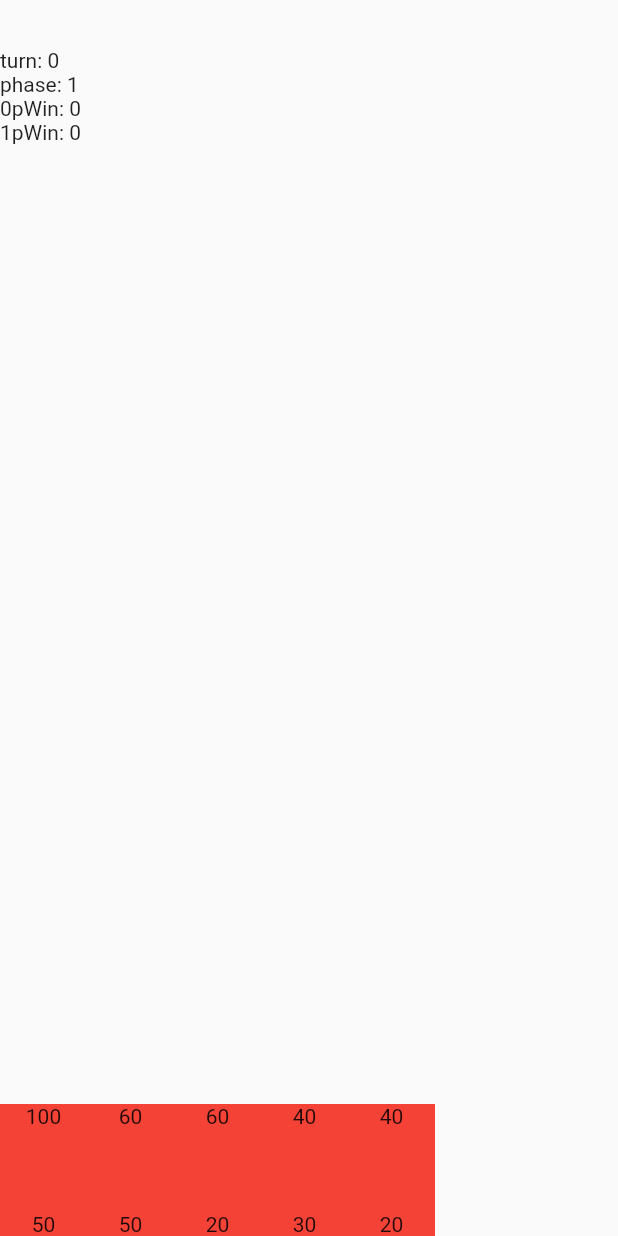
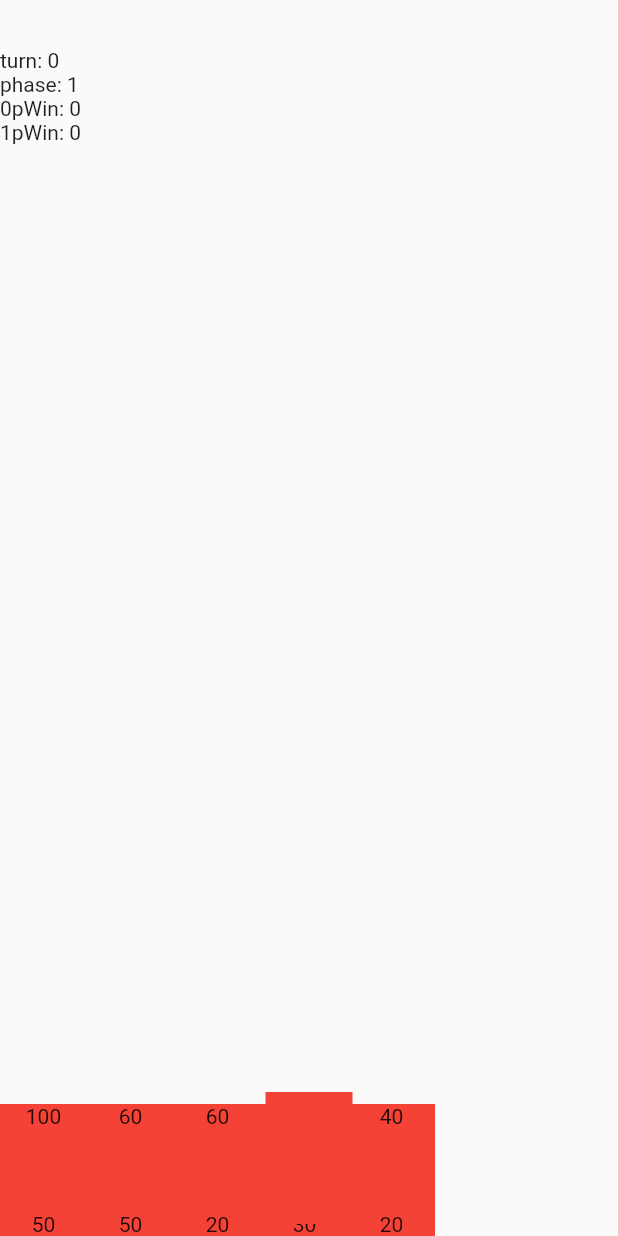
Before and after one commit to K-shir0/nfc-card, a Flutter app: the screen it shows after launch, item 2 of the bottom bar chosen, on a phone screen of 412 x 824 dp. Run offline on Flutter 3.47's test engine with Material 2 defaults, Android fonts, the phone set to English and light mode, and no system bars; our stand-ins replace flutter_hooks, freezed_annotation, hooks_riverpod.

Commit message:
feat: カードのステータスを表示するようにした

```diff
--- a/lib/models/duel_state.dart
+++ b/lib/models/duel_state.dart
@@ -110,6 +110,10 @@
     state = state.copyWith(player0Deck: player0deck, player1Deck: player1deck);
   }
 
+  void nextPhase() {
+    state = state.copyWith(phase: state.phase + 1);
+  }
+
   void onCardClickHandler(String cardId) {
     final phase = state.phase;
 
@@ -147,7 +151,7 @@
     if (phase == 2) {
       final card = getById(1, cardId);
       if (card == null) return;
-      setEquipmentCard(1, card);
+      setMonsterCard(1, card);
     }
 
     // 装備カードをセット
--- a/lib/pages/duel.dart
+++ b/lib/pages/duel.dart
@@ -3,6 +3,7 @@
 import 'package:flutter_hooks/flutter_hooks.dart';
 import 'package:hooks_riverpod/hooks_riverpod.dart';
 import 'package:nfc_card/models/duel_state.dart';
+import 'package:nfc_card/models/card.dart' as gameCard;
 
 class DuelPage extends HookWidget {
   final duelStateNotifierProvider =
@@ -44,6 +45,13 @@
               Text('1pWin: ${provider.battlesWonByPlayer1}'),
             ],
           ),
+          if (provider.phase >= 4)
+            GestureDetector(
+              onTap: () {
+                print("次のフェイズに進める");
+              },
+            ),
+          // 手札の表示
           Column(
             mainAxisAlignment: MainAxisAlignment.end,
             children: [
@@ -61,11 +69,54 @@
                               .onCardClickHandler(
                                   playerDecks[provider.playerTurn][i].id);
                         },
-                          value1: playerDecks[provider.playerTurn][i]
-                              .offensiveAbility,
-                          value2: playerDecks[provider.playerTurn][i]
-                              .equipmentAttackPower),
+                        card: playerDecks[provider.playerTurn][i],
+                      ),
                   ],
+                ),
+            ],
+          ),
+          Column(
+            mainAxisAlignment: MainAxisAlignment.spaceBetween,
+            children: [
+              RotatedBox(
+                quarterTurns: 2,
+                child: Padding(
+                  padding: const EdgeInsets.all(8.0),
+                  child: Row(
+                    mainAxisAlignment: MainAxisAlignment.center,
+                    children: [
+                      if (provider.monsterCardsPlacedOnTheFieldByPlayer1 !=
+                          null)
+                        provider.phase >= 4
+                            ? CardWidget(
+                                card: provider
+                                    .monsterCardsPlacedOnTheFieldByPlayer1,
+                              )
+                            : const CardWidget(),
+                      if (provider.equipmentCardsPlacedOnTheFieldByPlayer1 !=
+                          null)
+                        const CardWidget(),
+                    ],
+                  ),
+                ),
+              ),
+              Padding(
+                padding: const EdgeInsets.all(8.0),
+                child: Row(
+                  mainAxisAlignment: MainAxisAlignment.center,
+                  children: [
+                    if (provider.monsterCardsPlacedOnTheFieldByPlayer0 != null)
+                      provider.phase >= 4
+                          ? CardWidget(
+                              card: provider
+                                  .monsterCardsPlacedOnTheFieldByPlayer0,
+                            )
+                          : const CardWidget(),
+                    if (provider.equipmentCardsPlacedOnTheFieldByPlayer0 !=
+                        null)
+                      const CardWidget(),
+                  ],
+                ),
               ),
             ],
           ),
@@ -76,12 +127,10 @@
 }
 
 class CardWidget extends StatelessWidget {
-  final Function() onTapHandler;
-  final int value1;
-  final int value2;
+  final Function()? onTapHandler;
+  final gameCard.Card? card;
 
-  const CardWidget(
-      {required this.onTapHandler, required this.value1, required this.value2});
+  const CardWidget({this.onTapHandler, this.card});
 
   @override
   Widget build(BuildContext context) {
@@ -94,8 +143,8 @@
         child: Column(
           mainAxisAlignment: MainAxisAlignment.spaceBetween,
           children: [
-            Text(value1.toString()),
-            Text(value2.toString()),
+            Text('${card?.offensiveAbility ?? ''}'),
+            Text('${card?.equipmentAttackPower ?? ''}'),
           ],
         ),
       ),
```
Lines whose indentation alone changed are shown as unchanged.
